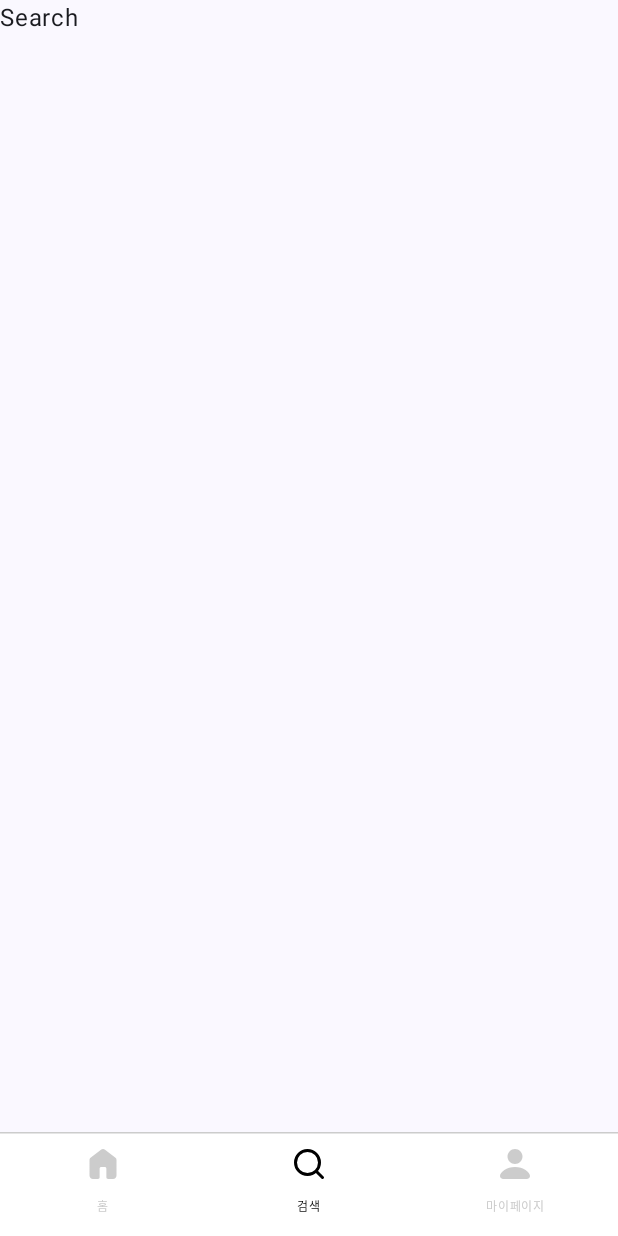
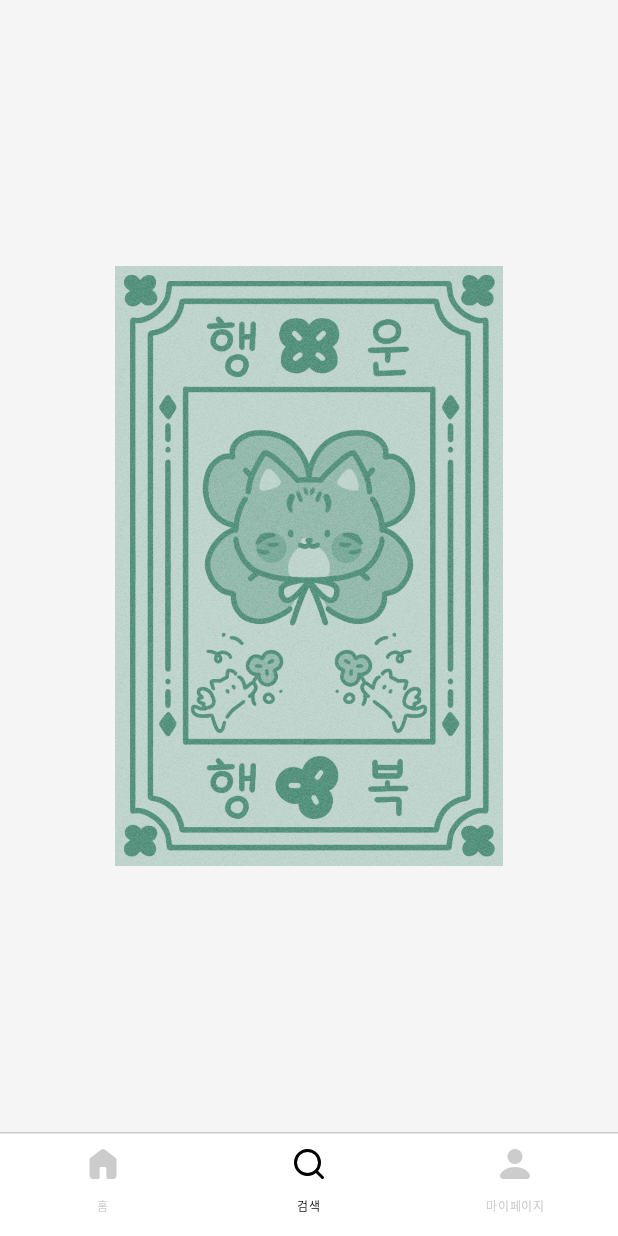
Before and after one commit to 37-dive-sopt-android/nahyeon-kim, an Android app built with Jetpack Compose: the SearchRoute screen opened through its navigation route, on a phone screen of 412 x 824 dp. Run offline under Robolectric (Android 15) with nearby library versions, the phone set to English and light mode, and no system bars.

Commit message:
[FEAT] #6 FlipCard 구현

```diff
--- a/app/src/main/java/com/sopt/dive/presentation/search/SearchScreen.kt
+++ b/app/src/main/java/com/sopt/dive/presentation/search/SearchScreen.kt
@@ -1,11 +1,16 @@
 package com.sopt.dive.presentation.search
 
+import androidx.compose.foundation.background
 import androidx.compose.foundation.layout.Column
 import androidx.compose.foundation.layout.PaddingValues
 import androidx.compose.foundation.layout.padding
-import androidx.compose.material3.Text
 import androidx.compose.runtime.Composable
+import androidx.compose.ui.Alignment
 import androidx.compose.ui.Modifier
+import androidx.compose.ui.graphics.Color
+import androidx.compose.ui.tooling.preview.Preview
+import com.sopt.dive.core.designsystem.theme.DiveTheme
+import com.sopt.dive.presentation.search.component.FlipCard
 
 @Composable
 fun SearchRoute(
@@ -20,9 +25,18 @@ fun SearchRoute(
 private fun SearchScreen(
     modifier: Modifier = Modifier
 ) {
-    Column(modifier = modifier) {
-        Text(
-            text = "Search"
-        )
+    Column(
+        modifier = modifier.background(Color.White),
+        horizontalAlignment = Alignment.CenterHorizontally
+    ) {
+        FlipCard()
     }
 }
+
+@Preview
+@Composable
+private fun SearchScreenPreview() {
+    DiveTheme {
+        SearchScreen()
+    }
+}
--- /dev/null
+++ b/app/src/main/java/com/sopt/dive/presentation/search/component/FilpCard.kt
@@ -0,0 +1,61 @@
+package com.sopt.dive.presentation.search.component
+
+import androidx.compose.animation.core.animateFloatAsState
+import androidx.compose.animation.core.tween
+import androidx.compose.foundation.Image
+import androidx.compose.foundation.background
+import androidx.compose.foundation.layout.Box
+import androidx.compose.foundation.layout.fillMaxSize
+import androidx.compose.foundation.layout.size
+import androidx.compose.runtime.Composable
+import androidx.compose.runtime.getValue
+import androidx.compose.runtime.mutableStateOf
+import androidx.compose.runtime.remember
+import androidx.compose.runtime.setValue
+import androidx.compose.ui.Alignment
+import androidx.compose.ui.Modifier
+import androidx.compose.ui.graphics.Color
+import androidx.compose.ui.graphics.graphicsLayer
+import androidx.compose.ui.res.painterResource
+import androidx.compose.ui.unit.dp
+import com.sopt.dive.R
+import com.sopt.dive.core.extension.noRippleClickable
+
+private const val FLIP_DURATION = 600
+private const val CAMERA_DISTANCE = 12f
+
+@Composable
+fun FlipCard(
+    modifier: Modifier = Modifier
+) {
+    var isFlipped by remember { mutableStateOf(false) }
+
+    val rotateCardY by animateFloatAsState(
+        targetValue = if (isFlipped) 180f else 0f,
+        animationSpec = tween(FLIP_DURATION),
+        label = "rotation"
+    )
+
+    Box(
+        modifier = modifier
+            .fillMaxSize()
+            .background(Color(0xFFF5F5F5))
+            .noRippleClickable { isFlipped = !isFlipped },
+        contentAlignment = Alignment.Center
+    ) {
+        val isFrontVisible = rotateCardY <= 90f
+        val imageRes = if (isFrontVisible) R.drawable.img_front_card else R.drawable.img_back_card
+
+        Image(
+            painter = painterResource(imageRes),
+            contentDescription = null,
+            modifier = Modifier
+                .size(width = 300.dp, height = 400.dp)
+                .graphicsLayer {
+                    rotationY = rotateCardY
+                    cameraDistance = CAMERA_DISTANCE * density
+                    if (!isFrontVisible) scaleX = -1f
+                }
+        )
+    }
+}
```
